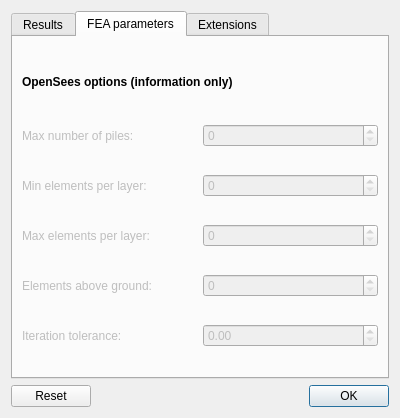
NHERI-SimCenter/PileGroupTool, file utilWindows/dialogpreferences.ui: the form before one commit.
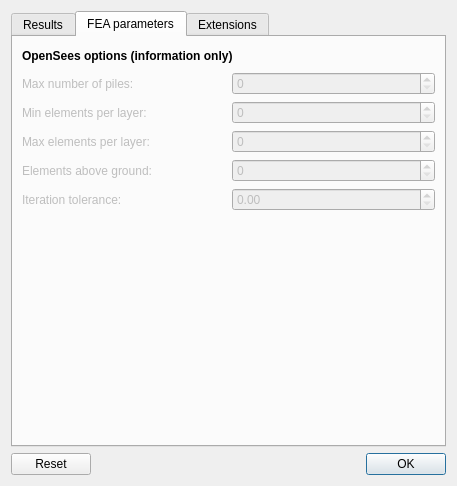
The form after the commit. The open tabs and pages were chosen to show the change.

Commit message:
Tuning Windows layout
WHAT A PAIN!

What changed in the file:
```diff
--- a/utilWindows/dialogpreferences.ui
+++ b/utilWindows/dialogpreferences.ui
@@ -6,10 +6,16 @@
    <rect>
     <x>0</x>
     <y>0</y>
-    <width>400</width>
-    <height>418</height>
+    <width>457</width>
+    <height>486</height>
    </rect>
   </property>
+  <property name="sizePolicy">
+   <sizepolicy hsizetype="MinimumExpanding" vsizetype="MinimumExpanding">
+    <horstretch>0</horstretch>
+    <verstretch>0</verstretch>
+   </sizepolicy>
+  </property>
   <property name="windowTitle">
    <string>Dialog</string>
   </property>
@@ -28,17 +34,17 @@
       </attribute>
       <layout class="QVBoxLayout" name="verticalLayout_2">
        <item>
-        <widget class="QLabel" name="label">
+        <widget class="QLabel" name="label_DisplayGraphics">
          <property name="minimumSize">
           <size>
            <width>0</width>
-           <height>20</height>
+           <height>25</height>
           </size>
          </property>
          <property name="maximumSize">
           <size>
            <width>16777215</width>
-           <height>30</height>
+           <height>1000</height>
           </size>
          </property>
          <property name="font">
@@ -128,6 +134,19 @@
          </property>
         </widget>
        </item>
+       <item>
+        <spacer name="verticalSpacer_2">
+         <property name="orientation">
+          <enum>Qt::Vertical</enum>
+         </property>
+         <property name="sizeHint" stdset="0">
+          <size>
+           <width>20</width>
+           <height>1</height>
+          </size>
+         </property>
+        </spacer>
+       </item>
       </layout>
      </widget>
      <widget class="QWidget" name="tab_fea_parameters">
@@ -135,28 +154,10 @@
        <string>FEA parameters</string>
       </attribute>
       <layout class="QGridLayout" name="gridLayout">
-       <item row="0" column="0" colspan="2">
-        <widget class="QLabel" name="label_2">
-         <property name="minimumSize">
-          <size>
-           <width>0</width>
-           <height>20</height>
-          </size>
-         </property>
-         <property name="maximumSize">
-          <size>
-           <width>16777215</width>
-           <height>30</height>
-          </size>
-         </property>
-         <property name="font">
-          <font>
-           <weight>75</weight>
-           <bold>true</bold>
-          </font>
-         </property>
-         <property name="text">
-          <string>OpenSees options (information only)</string>
+       <item row="2" column="1">
+        <widget class="QSpinBox" name="minElementsPerLayer">
+         <property name="enabled">
+          <bool>false</bool>
          </property>
         </widget>
        </item>
@@ -170,6 +171,31 @@
          </property>
         </widget>
        </item>
+       <item row="0" column="0" colspan="2">
+        <widget class="QLabel" name="label_FEAparameters">
+         <property name="minimumSize">
+          <size>
+           <width>0</width>
+           <height>20</height>
+          </size>
+         </property>
+         <property name="maximumSize">
+          <size>
+           <width>16777215</width>
+           <height>1000</height>
+          </size>
+         </property>
+         <property name="font">
+          <font>
+           <weight>75</weight>
+           <bold>true</bold>
+          </font>
+         </property>
+         <property name="text">
+          <string>OpenSees options (information only)</string>
+         </property>
+        </widget>
+       </item>
        <item row="1" column="1">
         <widget class="QSpinBox" name="maxNumberOfPiles">
          <property name="enabled">
@@ -187,13 +213,6 @@
          </property>
         </widget>
        </item>
-       <item row="2" column="1">
-        <widget class="QSpinBox" name="minElementsPerLayer">
-         <property name="enabled">
-          <bool>false</bool>
-         </property>
-        </widget>
-       </item>
        <item row="3" column="0">
         <widget class="QLabel" name="label_6">
          <property name="enabled">
@@ -245,6 +264,19 @@
          </property>
         </widget>
        </item>
+       <item row="6" column="0">
+        <spacer name="verticalSpacer_3">
+         <property name="orientation">
+          <enum>Qt::Vertical</enum>
+         </property>
+         <property name="sizeHint" stdset="0">
+          <size>
+           <width>20</width>
+           <height>1</height>
+          </size>
+         </property>
+        </spacer>
+       </item>
       </layout>
      </widget>
      <widget class="QWidget" name="tab_general">
```
The commit also changes 2 other files.
